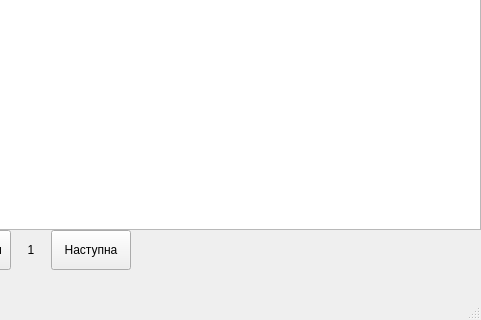
Old version of the form Lab5/windows/windowrules.ui in the repository x-FIREFOUR-x/AlgoLab5; both pictures show x 419 to 900 and y 240 to 560 of the 900 by 560 pixel window.
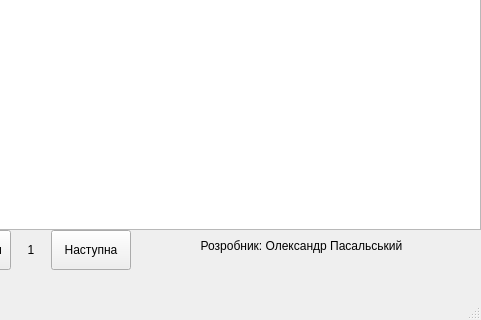
New version of the form.

Diff of the .ui file:
```diff
--- a/Lab5/windows/windowrules.ui
+++ b/Lab5/windows/windowrules.ui
@@ -85,6 +85,25 @@
      <string>Повернутися назад</string>
     </property>
    </widget>
+   <widget class="QLabel" name="label">
+    <property name="geometry">
+     <rect>
+      <x>560</x>
+      <y>470</y>
+      <width>321</width>
+      <height>31</height>
+     </rect>
+    </property>
+    <property name="styleSheet">
+     <string notr="true">font: 12pt &quot;Calibri&quot;;</string>
+    </property>
+    <property name="text">
+     <string>Розробник: Олександр Пасальський</string>
+    </property>
+    <property name="alignment">
+     <set>Qt::AlignCenter</set>
+    </property>
+   </widget>
   </widget>
   <widget class="QMenuBar" name="menubar">
    <property name="geometry">
```
